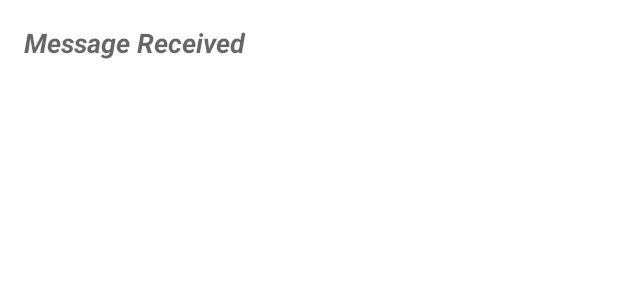
After one commit to OmelchenkoMaksim/Andersen, an Android app: the layout activity_second.xml on its own in the app's theme, with its tools: preview values and no code run, on a phone screen of 412 x 824 dp. The commit adds this screen. Shown: the top 300 px of the screen. Run offline under Robolectric (Android 15) with nearby library versions, the phone set to English and light mode, and no system bars.

Commit message:
commit with added TwoActivitiesAndIntents.kt and SecondActivity.kt
and increase encapsulation in ActivityWithZero.kt

```diff
--- a/app/src/main/res/layout-land/activity_main.xml
+++ b/app/src/main/res/layout-land/activity_main.xml
@@ -5,7 +5,6 @@
     android:layout_height="match_parent"
     android:background="@color/red"
     android:orientation="vertical">
-
 
     <Button
         android:id="@+id/button_toast"
--- a/app/src/main/res/layout/activity_main.xml
+++ b/app/src/main/res/layout/activity_main.xml
@@ -6,12 +6,11 @@
     android:background="#A33333"
     android:orientation="vertical">
 
-
     <Button
         android:id="@+id/button_toast"
         android:layout_width="match_parent"
         android:layout_height="wrap_content"
-        android:layout_marginTop="49dp"
+        android:layout_marginTop="@dimen/spacing_large"
         android:layout_weight="1"
         android:backgroundTint="@color/black"
         android:backgroundTintMode="screen"
@@ -34,7 +33,6 @@
         android:textSize="120sp"
         android:textStyle="bold" />
 
-
     <Button
         android:id="@+id/button_count"
         style="@style/Platform.MaterialComponents"
@@ -52,7 +50,7 @@
         android:id="@+id/button_to_next_activity"
         android:layout_width="wrap_content"
         android:layout_height="wrap_content"
-        android:layout_marginTop="29dp"
+        android:layout_marginTop="@dimen/padding_regular"
         android:layout_weight="1"
         android:backgroundTint="@color/black"
         android:gravity="center|end"
--- /dev/null
+++ b/app/src/main/res/layout/activity_second.xml
@@ -0,0 +1,33 @@
+<?xml version="1.0" encoding="utf-8"?>
+<androidx.constraintlayout.widget.ConstraintLayout xmlns:android="http://schemas.android.com/apk/res/android"
+    xmlns:app="http://schemas.android.com/apk/res-auto"
+    xmlns:tools="http://schemas.android.com/tools"
+    android:layout_width="match_parent"
+    android:layout_height="match_parent"
+    tools:context=".SecondActivity">
+
+    <TextView
+        android:id="@+id/text_header"
+        android:layout_width="wrap_content"
+        android:layout_height="wrap_content"
+        android:layout_marginStart="@dimen/spacing_large"
+        android:layout_marginTop="@dimen/spacing_large"
+        android:text="@string/message_received"
+        android:textAppearance="@style/TextAppearance.AppCompat.Medium"
+        android:textStyle="bold|italic"
+        app:layout_constraintStart_toStartOf="parent"
+        app:layout_constraintTop_toTopOf="parent" />
+
+    <TextView
+        android:id="@+id/text_message"
+        android:layout_width="match_parent"
+        android:layout_height="wrap_content"
+
+        android:layout_marginStart="@dimen/spacing_large"
+        android:layout_marginTop="@dimen/spacing_large"
+        android:textAppearance="@style/TextAppearance.AppCompat.Medium"
+        app:layout_constraintEnd_toEndOf="parent"
+        app:layout_constraintStart_toStartOf="parent"
+        app:layout_constraintTop_toBottomOf="@+id/text_header"
+        tools:ignore="MissingConstraints" />
+</androidx.constraintlayout.widget.ConstraintLayout>
--- a/app/src/main/res/values/dimens.xml
+++ b/app/src/main/res/values/dimens.xml
@@ -1,4 +1,9 @@
 <resources>
     <dimen name="fab_margin">16dp</dimen>
     <dimen name="padding_regular">10dp</dimen>
+    <dimen name="spacing_small">4dp</dimen>
+    <dimen name="spacing_normal">8dp</dimen>
+    <dimen name="spacing_large">16dp</dimen>
+    <dimen name="spacing_xlarge">32dp</dimen>
+    <dimen name="small_text">10sp</dimen>
 </resources>
```
Also changed, not shown: app/src/main/AndroidManifest.xml (+12 -0 lines), app/src/main/java/com/bignerdranch/android/andersen_1/ActivityWithZero.kt (+34 -17 lines), app/src/main/java/com/bignerdranch/android/andersen_1/ScrollViewActivity.kt (+6 -1 lines), app/src/main/java/com/bignerdranch/android/andersen_1/SecondActivity.kt (added, +17 -0 lines), app/src/main/java/com/bignerdranch/android/andersen_1/TwoActivitiesAndIntents.kt (added, +30 -0 lines), app/src/main/res/layout/activity_scroll_view.xml (+17 -14 lines), app/src/main/res/layout/activity_two_activities_and_intents.xml (added, +31 -0 lines), app/src/main/res/layout/activity_with_zero.xml (+5 -12 lines), app/src/main/res/values/strings.xml (+7 -1 lines).
